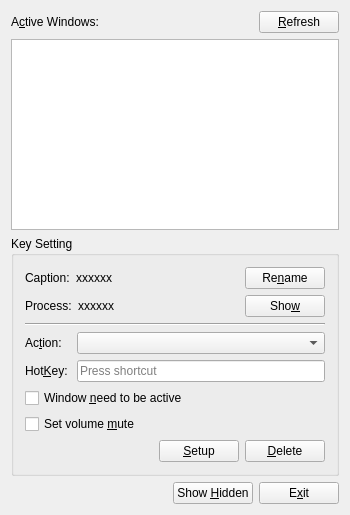
The window that MainDialog.ui (Aoi-hosizora/BossKeyManager) describes before a commit, drawn with Qt 5.
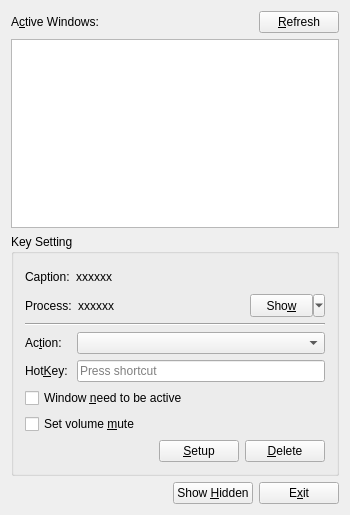
The same window after the commit. Custom widgets are drawn as their Qt base class.

Patch:
```diff
--- a/MainDialog.ui
+++ b/MainDialog.ui
@@ -89,15 +89,14 @@
              <verstretch>0</verstretch>
             </sizepolicy>
            </property>
-           <property name="text">
-            <string>xxxxxx</string>
+           <property name="minimumSize">
+            <size>
+             <width>0</width>
+             <height>23</height>
+            </size>
            </property>
-          </widget>
-         </item>
-         <item>
-          <widget class="QPushButton" name="pushButton_Rename">
            <property name="text">
-            <string>Re&amp;name</string>
+            <string>xxxxxx</string>
            </property>
           </widget>
          </item>
@@ -120,21 +119,40 @@
              <verstretch>0</verstretch>
             </sizepolicy>
            </property>
+           <property name="minimumSize">
+            <size>
+             <width>0</width>
+             <height>23</height>
+            </size>
+           </property>
            <property name="text">
             <string>xxxxxx</string>
            </property>
           </widget>
          </item>
          <item>
-          <widget class="QPushButton" name="pushButton_Show">
-           <property name="font">
-            <font>
-             <pointsize>9</pointsize>
-            </font>
+          <widget class="QToolButton" name="pushButton_Show">
+           <property name="sizePolicy">
+            <sizepolicy hsizetype="Preferred" vsizetype="Maximum">
+             <horstretch>0</horstretch>
+             <verstretch>0</verstretch>
+            </sizepolicy>
+           </property>
+           <property name="minimumSize">
+            <size>
+             <width>75</width>
+             <height>23</height>
+            </size>
            </property>
            <property name="text">
             <string>Sho&amp;w</string>
            </property>
+           <property name="popupMode">
+            <enum>QToolButton::MenuButtonPopup</enum>
+           </property>
+           <property name="toolButtonStyle">
+            <enum>Qt::ToolButtonTextOnly</enum>
+           </property>
           </widget>
          </item>
         </layout>
```
Left out of the diff: 2 changed lines with no effect on the pictures.
